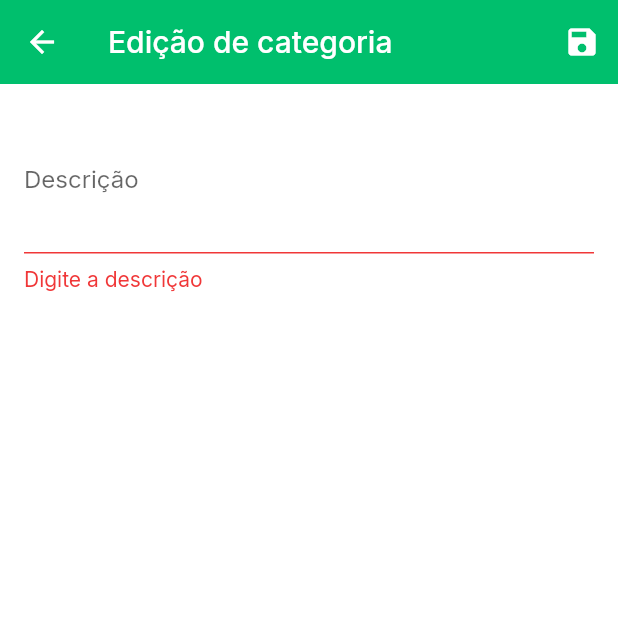
After one commit to ehweyand/HomeSet, a Flutter app: the EditDeviceCategoryScreen screen opened by its route, after a tap on the "save" icon, on a phone screen of 412 x 824 dp, the top half of it. The commit adds this screen. Run offline on Flutter 3.47's test engine with Material 2 defaults, Android fonts, the phone set to English and light mode, and no system bars; our stand-ins replace google_fonts.

Commit message:
categories of devices crud

```diff
--- /dev/null
+++ b/lib/models/category.dart
@@ -0,0 +1,8 @@
+import 'package:flutter/material.dart';
+
+class Category {
+  final String id;
+  final String description;
+
+  Category({@required this.id, @required this.description});
+}
--- a/lib/providers/devices.dart
+++ b/lib/providers/devices.dart
@@ -33,7 +33,6 @@ class Devices with ChangeNotifier {
       final response = await http.get(url);
       //para o dart entender o retorno do firebase
       final extractedData = json.decode(response.body) as Map<String, dynamic>;
-      print(extractedData);
 
       final List<Device> loadedDevices = [];
 
--- /dev/null
+++ b/lib/screens/edit_device_category_screen.dart
@@ -0,0 +1,144 @@
+import 'package:flutter/material.dart';
+import 'package:provider/provider.dart';
+
+import '../models/category.dart';
+import '../providers/categories.dart';
+
+class EditDeviceCategoryScreen extends StatefulWidget {
+  static const routeName = '/edit-device-category';
+
+  @override
+  _EditDeviceCategoryState createState() => _EditDeviceCategoryState();
+}
+
+class _EditDeviceCategoryState extends State<EditDeviceCategoryScreen> {
+  final _form = GlobalKey<FormState>();
+
+  var _editedCategory = Category(
+    id: null,
+    description: '',
+  );
+
+  var _initValues = {
+    'description': '',
+  };
+
+  var _isInit = true;
+  var _isLoading = false;
+
+  @override
+  void didChangeDependencies() {
+    if (_isInit) {
+      final categoryId = ModalRoute.of(context).settings.arguments as String;
+      if (categoryId != null) {
+        _editedCategory = Provider.of<Categories>(context, listen: false)
+            .findById(categoryId);
+        _initValues = {
+          'description': _editedCategory.description,
+        };
+      }
+    }
+    _isInit = false;
+    super.didChangeDependencies();
+  }
+
+  @override
+  void dispose() {
+    super.dispose();
+  }
+
+  Future<void> _saveForm() async {
+    final isValid = _form.currentState.validate();
+    if (!isValid) {
+      return;
+    }
+    _form.currentState.save();
+    setState(() {
+      _isLoading = true;
+    });
+    if (_editedCategory.id != null) {
+      await Provider.of<Categories>(context, listen: false)
+          .updateCategory(_editedCategory.id, _editedCategory);
+    } else {
+      try {
+        await Provider.of<Categories>(context, listen: false)
+            .addCategory(_editedCategory);
+      } catch (error) {
+        await showDialog<Null>(
+          context: context,
+          builder: (ctx) => AlertDialog(
+            title: Text('Erro!'),
+            content: Text(
+                'Algo errado aconteceu. Mensagem técnica: ' + error.toString()),
+            actions: [
+              FlatButton(
+                onPressed: () {
+                  Navigator.of(ctx).pop();
+                },
+                child: Text('OK'),
+              )
+            ],
+          ),
+        );
+      }
+    }
+    setState(() {
+      _isLoading = false;
+    });
+    Navigator.of(context).pop();
+  }
+
+  @override
+  Widget build(BuildContext context) {
+    return Scaffold(
+      appBar: AppBar(
+        title: Text('Edição de categoria'),
+        actions: [
+          IconButton(
+            icon: Icon(Icons.save),
+            onPressed: _saveForm,
+          ),
+        ],
+      ),
+      body: _isLoading
+          ? Center(
+              child: CircularProgressIndicator(),
+            )
+          : Padding(
+              padding: const EdgeInsets.all(16.0),
+              child: Form(
+                key: _form,
+                child: ListView(
+                  children: [
+                    TextFormField(
+                      initialValue: _initValues['description'],
+                      keyboardType: TextInputType.multiline,
+                      maxLines: 3,
+                      decoration: InputDecoration(
+                        labelText: 'Descrição',
+                        errorStyle: TextStyle(fontSize: 14),
+                      ),
+                      validator: (value) {
+                        if (value.isEmpty) {
+                          return 'Digite a descrição';
+                        }
+                        if (value.length < 10) {
+                          return 'A descrição precisa ter pelo menos 10 caracteres.';
+                        }
+                        return null;
+                      },
+                      onSaved: (value) {
+                        _editedCategory = Category(
+                          id: _editedCategory.id,
+                          description: value,
+                        );
+                      },
+                      textInputAction: TextInputAction.next,
+                    ),
+                  ],
+                ),
+              ),
+            ),
+    );
+  }
+}
--- a/lib/screens/scenes_overview_screen.dart
+++ b/lib/screens/scenes_overview_screen.dart
@@ -1,3 +1,4 @@
+import 'package:HomeSet/providers/categories.dart';
 import 'package:flutter/material.dart';
 import 'package:provider/provider.dart';
 
@@ -7,7 +8,7 @@ import '../providers/scenes.dart';
 import '../providers/devices.dart';
 
 import './edit_device_screen.dart';
-import './edit_environment_screen.dart';
+import 'edit_device_category_screen.dart';
 
 class ScenesOverviewScreen extends StatefulWidget {
   @override
@@ -55,6 +56,7 @@ class _ScenesOverviewScreenState extends State<ScenesOverviewScreen> {
     if (_isInit) {
       // Fetch de todos os dados necessários do firebase
       Provider.of<Devices>(context).fetchAndSetDevices();
+      Provider.of<Categories>(context).fetchAndSetCategories();
     }
     _isInit = false;
     super.didChangeDependencies();
```
Also changed, not shown: lib/main.dart (+10 -0 lines), lib/models/sensor_category.dart (deleted, +0 -11 lines), lib/providers/categories.dart (added, +95 -0 lines), lib/screens/edit_environment_screen.dart (deleted, +0 -19 lines), lib/screens/general_devices_categories_screen.dart (added, +56 -0 lines), lib/widgets/app_drawer.dart (+10 -0 lines), lib/widgets/general_category_device_item.dart (added, +56 -0 lines), lib/screens/user_environments_screen.dart (deleted).
